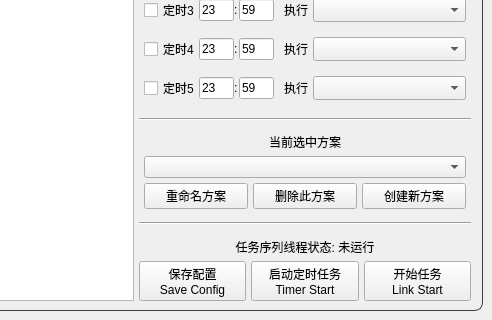
First picture: the form in resource/ui/FAA_3.0.ui, repository StareAbyss/FoodsVsMiceAutoAssistant, before the edit; both pictures show x 438 to 930 and y 440 to 760 of the 930 by 760 pixel window.
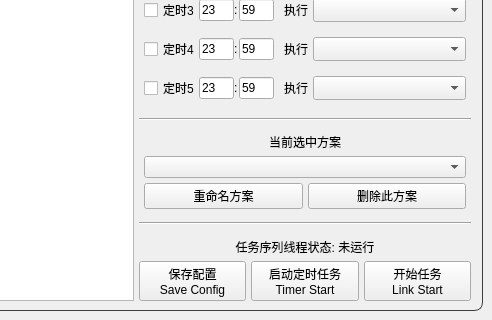
Second picture: the form after the edit. Icons and pictures are not drawn. Custom widgets are drawn as their Qt base class.

What changed in the file:
```diff
--- a/resource/ui/FAA_3.0.ui
+++ b/resource/ui/FAA_3.0.ui
@@ -2115,7 +2115,7 @@
                 </layout>
                </item>
                <item>
-                <layout class="QHBoxLayout" name="Lay_CurrentPlan_2" stretch="0,0,0">
+                <layout class="QHBoxLayout" name="Lay_CurrentPlan_2" stretch="0,0">
                  <property name="sizeConstraint">
                   <enum>QLayout::SetDefaultConstraint</enum>
                  </property>
@@ -2187,34 +2187,6 @@
                    </property>
                   </widget>
                  </item>
-                 <item>
-                  <widget class="QPushButton" name="Button_CreatePlan">
-                   <property name="sizePolicy">
-                    <sizepolicy hsizetype="Expanding" vsizetype="Expanding">
-                     <horstretch>0</horstretch>
-                     <verstretch>0</verstretch>
-                    </sizepolicy>
-                   </property>
-                   <property name="minimumSize">
-                    <size>
-                     <width>0</width>
-                     <height>0</height>
-                    </size>
-                   </property>
-                   <property name="maximumSize">
-                    <size>
-                     <width>16777215</width>
-                     <height>16777215</height>
-                    </size>
-                   </property>
-                   <property name="toolTip">
-                    <string>新建的方案会继承Default的一切设置，但不能给新方案取名Default</string>
-                   </property>
-                   <property name="text">
-                    <string>创建新方案</string>
-                   </property>
-                  </widget>
-                 </item>
                 </layout>
                </item>
                <item>
```
Left out of the diff: 2 changed lines with no effect on the pictures.
